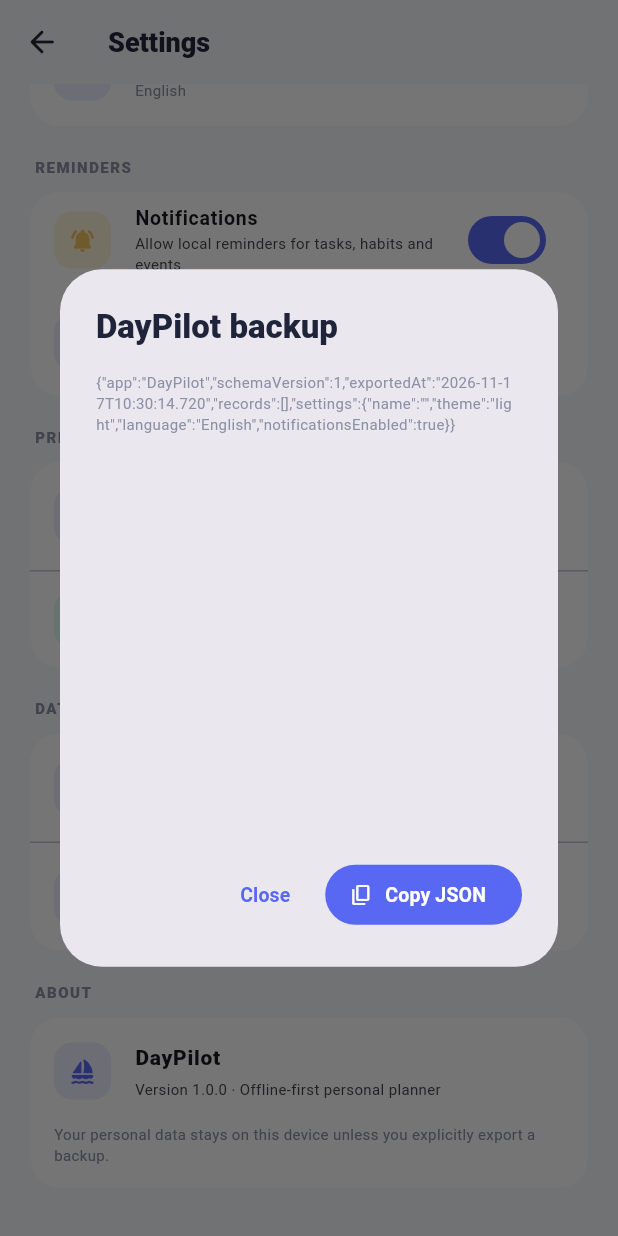
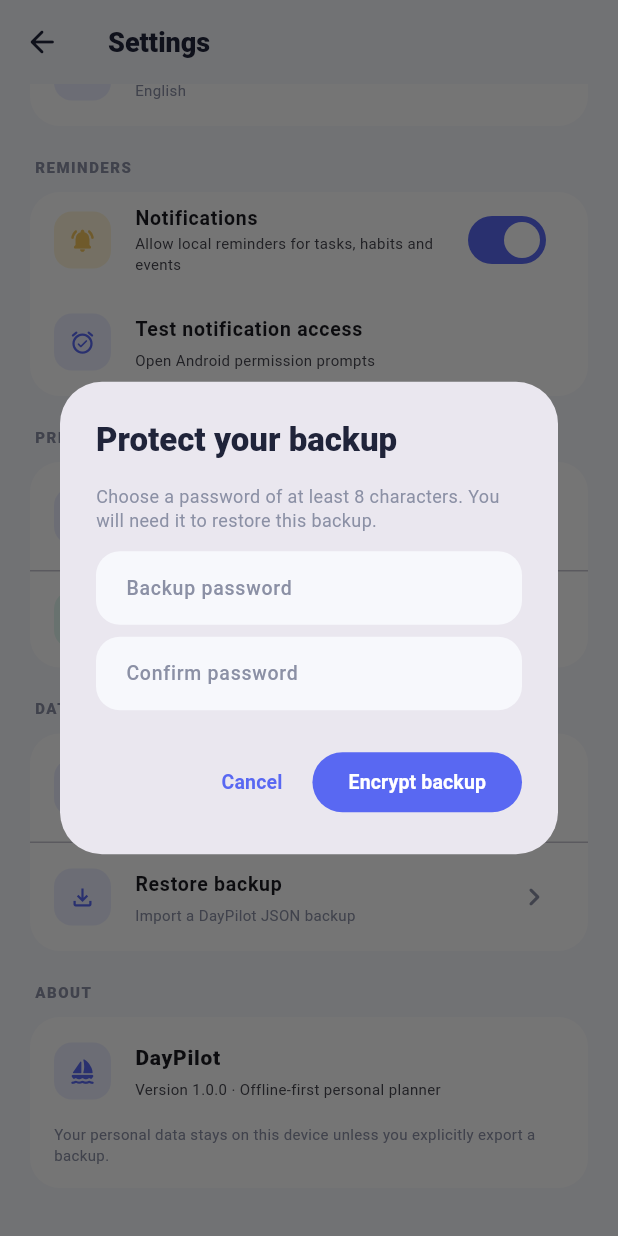
Before and after one commit to NaveenManickam/DayPliot1.0, a Flutter app: the SettingsScreen screen opened directly with empty values, scrolled down 323 dp, after a tap on "Export backup", on a phone screen of 412 x 824 dp. Run offline on Flutter 3.47's test engine with Material 3 defaults, Android fonts, the phone set to English and light mode, and no system bars; our stand-ins replace flutter_local_notifications, flutter_timezone, shared_preferences, sqflite, timezone; missing offline and left inert: cryptography; accounts and stored records are empty.

Commit message:
Encrypt backup export and require password for restore

```diff
--- a/lib/screens/settings_screen.dart
+++ b/lib/screens/settings_screen.dart
@@ -149,28 +149,77 @@ class _SettingsScreenState extends State<SettingsScreen> {
   }
 
   Future<void> _exportBackup() async {
-    final data = widget.controller.exportBackup();
-    await showDialog<void>(context: context, builder: (context) => AlertDialog(
-      title: const Text('DayPilot backup'),
-      content: SizedBox(width: double.maxFinite, height: 300, child: SingleChildScrollView(child: SelectableText(data, style: const TextStyle(fontSize: 10)))),
-      actions: [TextButton(onPressed: () => Navigator.pop(context), child: const Text('Close')), FilledButton.icon(onPressed: () async { await Clipboard.setData(ClipboardData(text: data)); if (context.mounted) Navigator.pop(context); if (mounted) _message('Backup JSON copied. Save it somewhere safe.'); }, icon: const Icon(Icons.copy_rounded, size: 16), label: const Text('Copy JSON'))],
-    ));
+    final passphrase = TextEditingController();
+    final confirmPassphrase = TextEditingController();
+    final chosen = await showDialog<String>(
+      context: context,
+      builder: (context) => AlertDialog(
+        title: const Text('Protect your backup'),
+        content: Column(mainAxisSize: MainAxisSize.min, children: [
+          const Text('Choose a password of at least 8 characters. You will need it to restore this backup.', style: TextStyle(fontSize: 12)),
+          const SizedBox(height: 12),
+          TextField(controller: passphrase, obscureText: true, decoration: const InputDecoration(labelText: 'Backup password')),
+          const SizedBox(height: 8),
+          TextField(controller: confirmPassphrase, obscureText: true, decoration: const InputDecoration(labelText: 'Confirm password')),
+        ]),
+        actions: [
+          TextButton(onPressed: () => Navigator.pop(context), child: const Text('Cancel')),
+          FilledButton(onPressed: () {
+            if (passphrase.text.length < 8 || passphrase.text != confirmPassphrase.text) return;
+            Navigator.pop(context, passphrase.text);
+          }, child: const Text('Encrypt backup')),
+        ],
+      ),
+    );
+    passphrase.dispose();
+    confirmPassphrase.dispose();
+    if (chosen == null) return;
+    setState(() => _working = true);
+    try {
+      final data = await widget.controller.exportEncryptedBackup(chosen);
+      await Clipboard.setData(ClipboardData(text: data));
+      if (mounted) _message('Encrypted backup copied. Keep your password safe; it cannot be recovered.');
+    } catch (error) {
+      if (mounted) _message('Could not create backup: $error');
+    } finally {
+      if (mounted) setState(() => _working = false);
+    }
   }
 
   Future<void> _importBackup() async {
     final source = TextEditingController();
-    final confirm = await showDialog<bool>(context: context, builder: (context) => AlertDialog(
-      title: const Text('Restore backup'),
-      content: SizedBox(width: double.maxFinite, child: TextField(controller: source, minLines: 5, maxLines: 9, decoration: const InputDecoration(hintText: 'Paste your DayPilot backup JSON here'), style: const TextStyle(fontSize: 11))),
-      actions: [TextButton(onPressed: () => Navigator.pop(context, false), child: const Text('Cancel')), FilledButton(onPressed: () => Navigator.pop(context, true), child: const Text('Restore'))],
-    ));
+    final passphrase = TextEditingController();
+    final confirm = await showDialog<bool>(
+      context: context,
+      builder: (context) => AlertDialog(
+        title: const Text('Restore backup'),
+        content: SizedBox(
+          width: double.maxFinite,
+          child: Column(mainAxisSize: MainAxisSize.min, children: [
+            TextField(controller: source, minLines: 5, maxLines: 8, decoration: const InputDecoration(hintText: 'Paste your DayPilot backup JSON here'), style: const TextStyle(fontSize: 11)),
+            const SizedBox(height: 10),
+            TextField(controller: passphrase, obscureText: true, decoration: const InputDecoration(labelText: 'Backup password (encrypted backups)')),
+          ]),
+        ),
+        actions: [
+          TextButton(onPressed: () => Navigator.pop(context, false), child: const Text('Cancel')),
+          FilledButton(onPressed: () => Navigator.pop(context, true), child: const Text('Restore')),
+        ],
+      ),
+    );
     if (confirm == true) {
       setState(() => _working = true);
-      try { await widget.controller.importBackup(source.text); if (mounted) _message('Backup restored.'); }
-      catch (error) { if (mounted) _message('Could not restore backup: $error'); }
-      finally { if (mounted) setState(() => _working = false); }
+      try {
+        await widget.controller.importEncryptedBackup(source.text, passphrase.text);
+        if (mounted) _message('Backup restored.');
+      } catch (error) {
+        if (mounted) _message('Could not restore backup. Check the password and backup file.');
+      } finally {
+        if (mounted) setState(() => _working = false);
+      }
     }
     source.dispose();
+    passphrase.dispose();
   }
 
   void _message(String value) => ScaffoldMessenger.of(context).showSnackBar(SnackBar(content: Text(value)));
```
